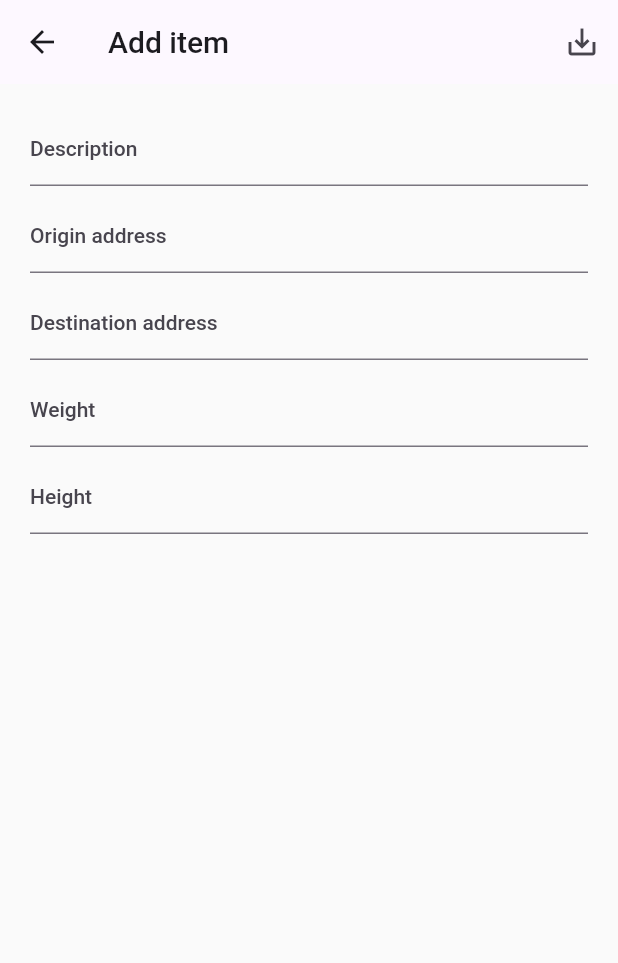
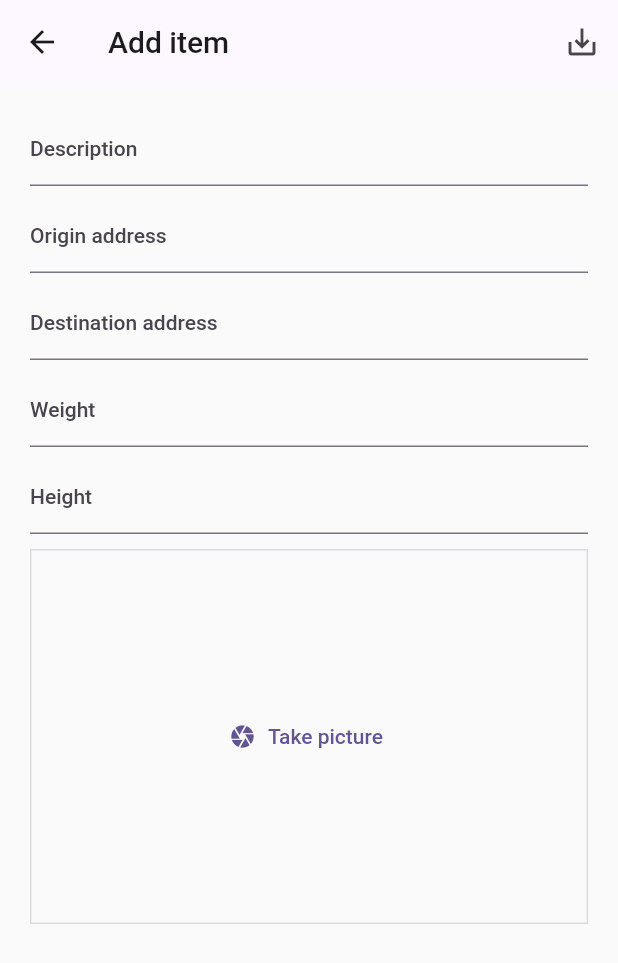
Before and after one commit to ivankopech/New-Shop, a Flutter app: the AddItemScreen screen opened directly, on a phone screen of 412 x 824 dp. Shown: the top 963 px of the screen. Run offline on Flutter 3.47's test engine with Material 2 defaults, Android fonts, the phone set to English and light mode, and no system bars; our stand-ins replace cloud_firestore, firebase_auth, firebase_core, firebase_storage, image_picker; accounts and stored records are empty.

Commit message:
muestro widget para sacar foto

```diff
--- a/lib/screens/add_item.dart
+++ b/lib/screens/add_item.dart
@@ -1,4 +1,8 @@
+import 'dart:io';
+
 import 'package:flutter/material.dart';
+
+import '../widgets/image_picker.dart';
 
 class AddItemScreen extends StatefulWidget {
   const AddItemScreen({super.key});
@@ -15,6 +19,7 @@ class _AddItemScreenState extends State<AddItemScreen> {
   var _enteredDestinationAddress = '';
   var _enteredHeight = '';
   var _enteredWeight = '';
+  File? _selectedImage;
 
   @override
   Widget build(BuildContext context) {
@@ -117,6 +122,14 @@ class _AddItemScreenState extends State<AddItemScreen> {
                   _enteredHeight = value!;
                 },
               ),
+              SizedBox(
+                height: 10,
+              ),
+              ImageInput(
+                onPickImage: (image) {
+                  _selectedImage = image;
+                },
+              ),
             ],
           ),
         ),
```
